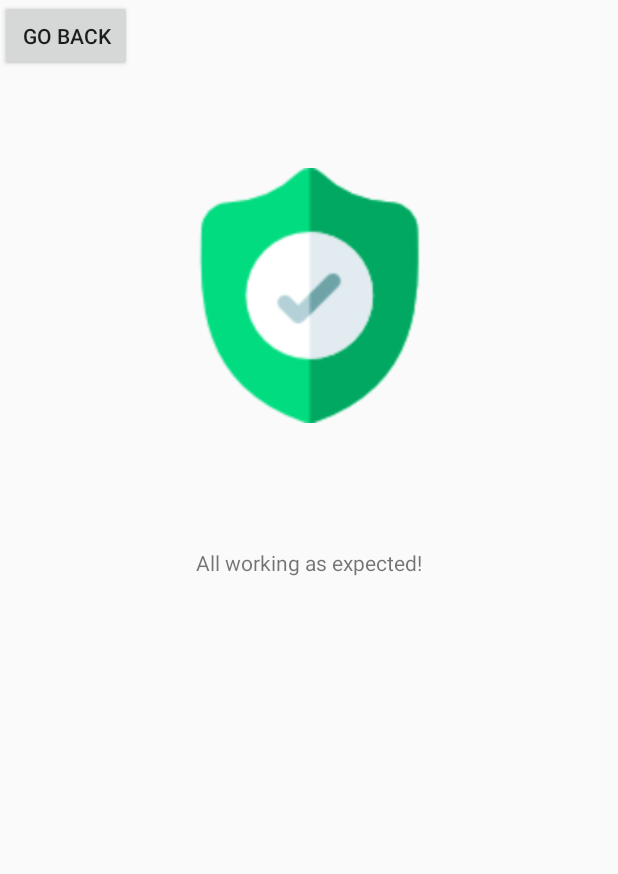
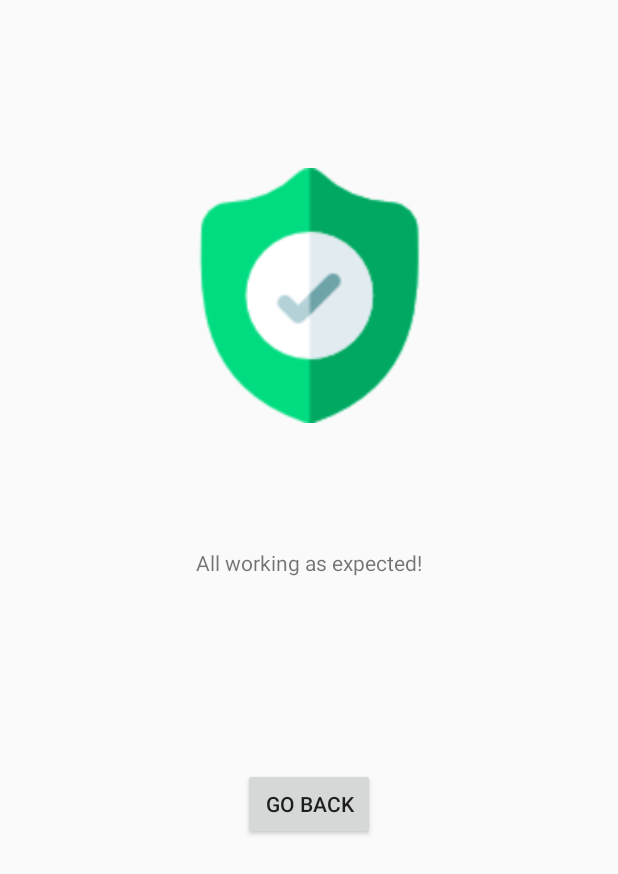
Before and after one commit to varun9610/IoTSmokeDetector, an Android app: the layout activity_performacheck.xml on its own in the app's theme, with its tools: preview values and no code run, on a phone screen of 412 x 824 dp. Shown: the top 874 px of the screen. Run offline under Robolectric (Android 15) with nearby library versions, the phone set to English and light mode, and no system bars.

```diff
--- a/app/src/main/res/layout/activity_performacheck.xml
+++ b/app/src/main/res/layout/activity_performacheck.xml
@@ -37,7 +37,13 @@
         android:id="@+id/button4"
         android:layout_width="wrap_content"
         android:layout_height="wrap_content"
+        android:layout_marginStart="161dp"
+        android:layout_marginTop="465dp"
+        android:layout_marginEnd="162dp"
+        android:layout_marginBottom="218dp"
         android:text="Go back"
-        tools:layout_editor_absoluteX="161dp"
-        tools:layout_editor_absoluteY="465dp" />
+        app:layout_constraintBottom_toBottomOf="parent"
+        app:layout_constraintEnd_toEndOf="parent"
+        app:layout_constraintStart_toStartOf="parent"
+        app:layout_constraintTop_toTopOf="parent" />
 </androidx.constraintlayout.widget.ConstraintLayout>
```
